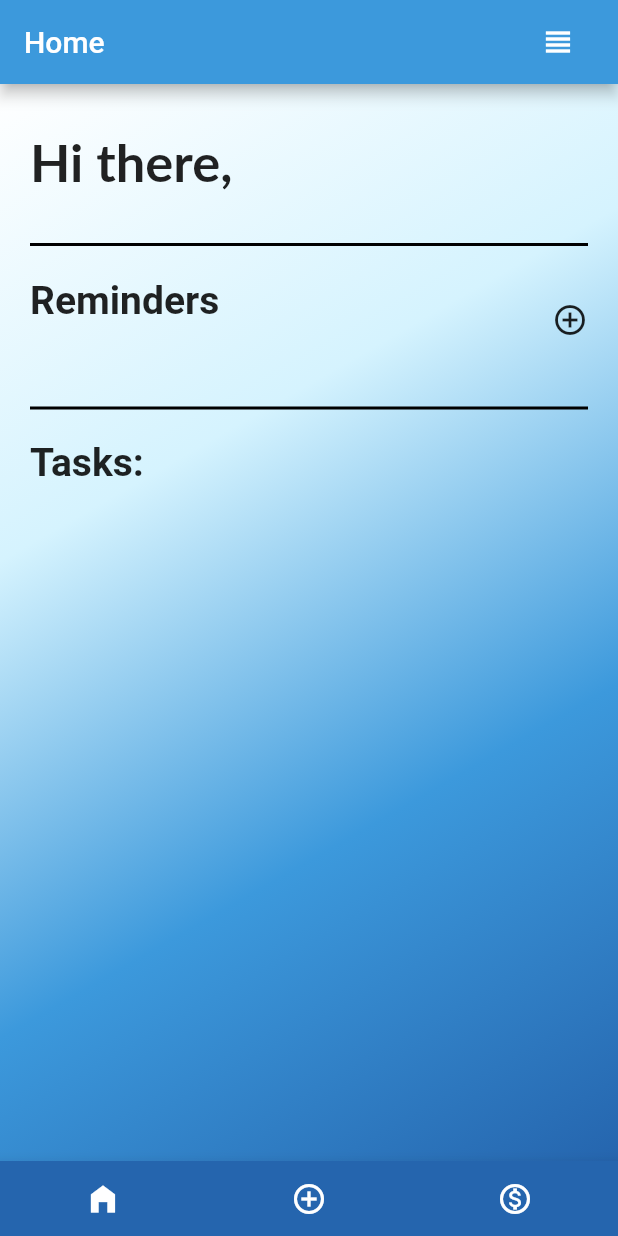
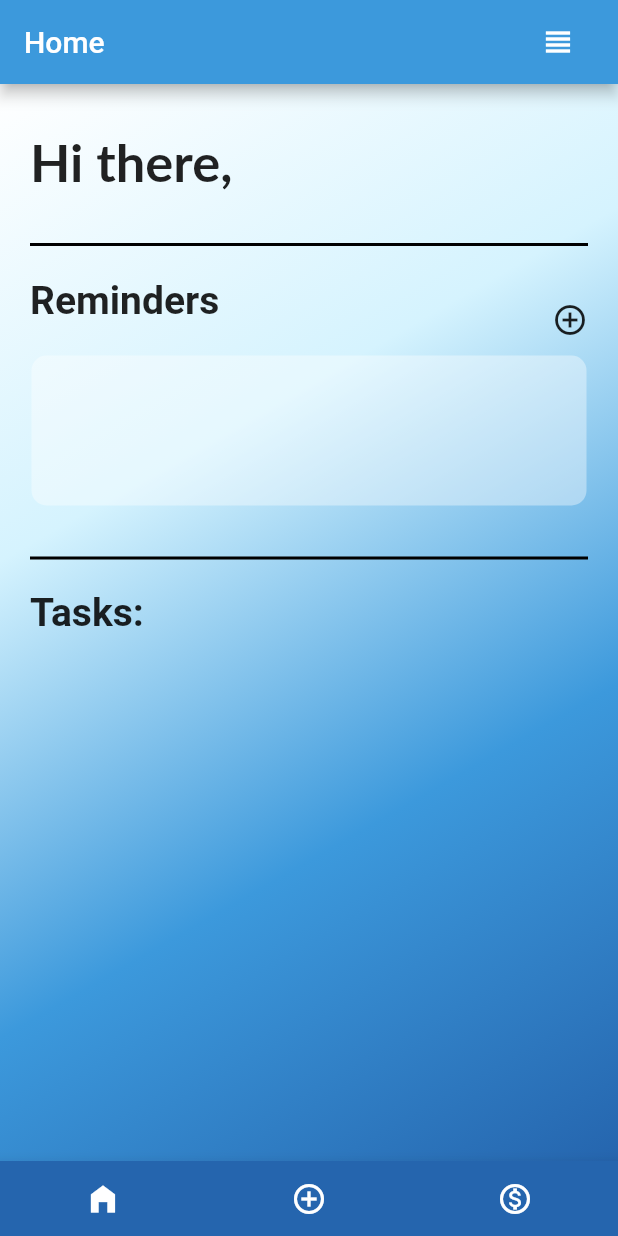
Before and after one commit to jmnguyen1999/Chum, a Flutter app: the screen it shows after launch, on a phone screen of 412 x 824 dp. Run offline on Flutter 3.47's test engine with Material 2 defaults, Android fonts, the phone set to English and light mode, and no system bars; our stand-ins replace sqflite; accounts and stored records are empty; Roboto replaces fonts that are missing (Lato).

Commit message:
last commit before demo

```diff
--- a/lib/pages/bottom_navigation/expenses_page.dart
+++ b/lib/pages/bottom_navigation/expenses_page.dart
@@ -234,7 +234,7 @@ class _ExpensesPageState extends State<ExpensesPage> {
                                                                           Container(
                                                                             margin: EdgeInsets.only(bottom: 5),
                                                                             child: Text(
-                                                                                '${expenses[index].getDescription()}',
+                                                                                '\$${expenses[index].getCost().toString()} - ${expenses[index].getDescription()}',
                                                                                 style: TextStyle(
                                                                                     fontWeight: FontWeight.bold,
                                                                                     fontSize:14
--- a/lib/pages/bottom_navigation/home_page.dart
+++ b/lib/pages/bottom_navigation/home_page.dart
@@ -51,6 +51,9 @@ class _HomePageState extends State<HomePage> {
   @override
   Widget build(BuildContext context) {
     double remindersHeight = (90*allReminders.length).toDouble();
+    if(remindersHeight > 200){    //If we have enough reminders to fill up 200px, then just set fixed height
+      remindersHeight = 200;
+    }
     if(allReminders.length == 0 && allTasks.length == 0){
       /*print("no reminders or tasks yet");
       Task t = Task(id:-1, description: "Here's your first task: Create more!! :)", dueDate: DateTime.now());
@@ -216,7 +219,7 @@ class _HomePageState extends State<HomePage> {
                                         //Announcement Data:
                                         Container(
                                             width: 370,
-                                            //height: remindersHeight,
+                                            height: remindersHeight,
                                             decoration: BoxDecoration(
                                                 color: Colors.white38,
                                                 borderRadius: BorderRadius.all(Radius.circular(10))
```
